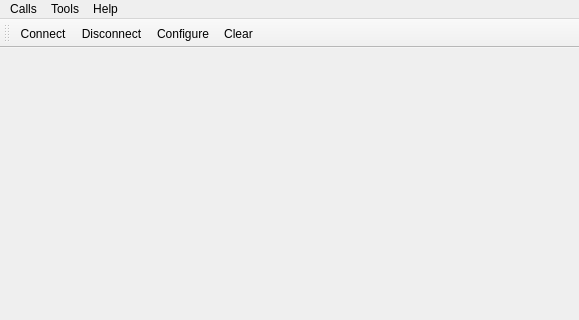
Before: the Qt Designer form mainwindow.ui in CodElecCz/SagemMorphoUI, drawn with Qt 5; both pictures show x 0 to 579 and y 0 to 320 of the 579 by 500 pixel window.
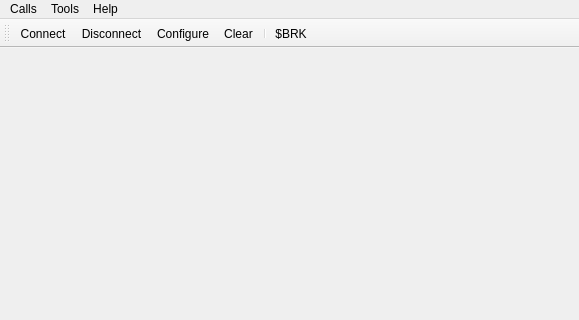
After: the same form once the commit is applied. Icons and pictures are not drawn.

The edit to the form file:
```diff
--- a/mainwindow.ui
+++ b/mainwindow.ui
@@ -63,6 +63,8 @@
    <addaction name="actionDisconnect"/>
    <addaction name="actionConfigure"/>
    <addaction name="actionClear"/>
+   <addaction name="separator"/>
+   <addaction name="actionBreak"/>
   </widget>
   <widget class="QStatusBar" name="statusBar"/>
   <action name="actionAbout">
@@ -153,6 +155,17 @@
     <string>Ctrl+Q</string>
    </property>
   </action>
+  <action name="actionBreak">
+   <property name="text">
+    <string>$BRK</string>
+   </property>
+   <property name="toolTip">
+    <string>Send break</string>
+   </property>
+   <property name="shortcut">
+    <string>Ctrl+B</string>
+   </property>
+  </action>
  </widget>
  <layoutdefault spacing="6" margin="11"/>
  <resources>
```
